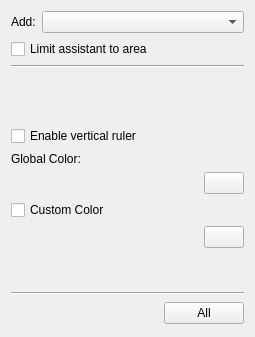
KDE/krita, file plugins/assistants/Assistants/AssistantsToolOptions.ui: the form before one commit.
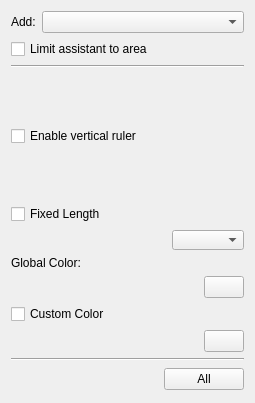
The form after the commit. Custom widgets are drawn as their Qt base class.

Commit message:
Add subdivisions to ruler assistants
The subdivisions are configurable through new UI elements in the
assistants docker. They should be properly optimized to only draw
what's needed.

The added static helper method clipLineParametric() in
InfiniteRulerAssistant.cc could also be moved to KisAlgebra2D and/or
used to improve intersectLineRect() if need be.

Diff of the .ui file:
```diff
--- a/plugins/assistants/Assistants/AssistantsToolOptions.ui
+++ b/plugins/assistants/Assistants/AssistantsToolOptions.ui
@@ -85,6 +85,69 @@
      </property>
     </widget>
    </item>
+   <item>
+    <widget class="KisSliderSpinBox" name="subdivisionsSpinbox" native="true">
+     <property name="minimumSize">
+      <size>
+       <width>50</width>
+       <height>20</height>
+      </size>
+     </property>
+    </widget>
+   </item>
+   <item>
+    <widget class="KisSliderSpinBox" name="minorSubdivisionsSpinbox" native="true">
+     <property name="minimumSize">
+      <size>
+       <width>50</width>
+       <height>20</height>
+      </size>
+     </property>
+    </widget>
+   </item>
+   <item>
+    <widget class="QCheckBox" name="fixedLengthCheckbox">
+     <property name="sizePolicy">
+      <sizepolicy hsizetype="Minimum" vsizetype="Fixed">
+       <horstretch>0</horstretch>
+       <verstretch>0</verstretch>
+      </sizepolicy>
+     </property>
+     <property name="text">
+      <string>Fixed Length</string>
+     </property>
+    </widget>
+   </item>
+   <item>
+    <layout class="QHBoxLayout" name="horizontalLayout_6">
+     <item>
+      <widget class="KisDoubleParseUnitSpinBox" name="fixedLengthSpinbox" native="true">
+       <property name="minimumSize">
+        <size>
+         <width>30</width>
+         <height>20</height>
+        </size>
+       </property>
+      </widget>
+     </item>
+     <item>
+      <widget class="QComboBox" name="fixedLengthUnit">
+       <property name="sizePolicy">
+        <sizepolicy hsizetype="Fixed" vsizetype="Fixed">
+         <horstretch>0</horstretch>
+         <verstretch>0</verstretch>
+        </sizepolicy>
+       </property>
+       <property name="minimumSize">
+        <size>
+         <width>20</width>
+         <height>20</height>
+        </size>
+       </property>
+      </widget>
+     </item>
+    </layout>
+   </item>
    <item>
     <widget class="QLabel" name="globalColorLabel">
      <property name="sizePolicy">
@@ -295,6 +358,12 @@
    <header>kis_slider_spin_box.h</header>
    <container>1</container>
   </customwidget>
+  <customwidget>
+   <class>KisDoubleParseUnitSpinBox</class>
+   <extends>QWidget</extends>
+   <header>kis_double_parse_unit_spin_box.h</header>
+   <container>1</container>
+  </customwidget>
  </customwidgets>
  <resources/>
  <connections/>
```
The commit also changes 6 other files.
